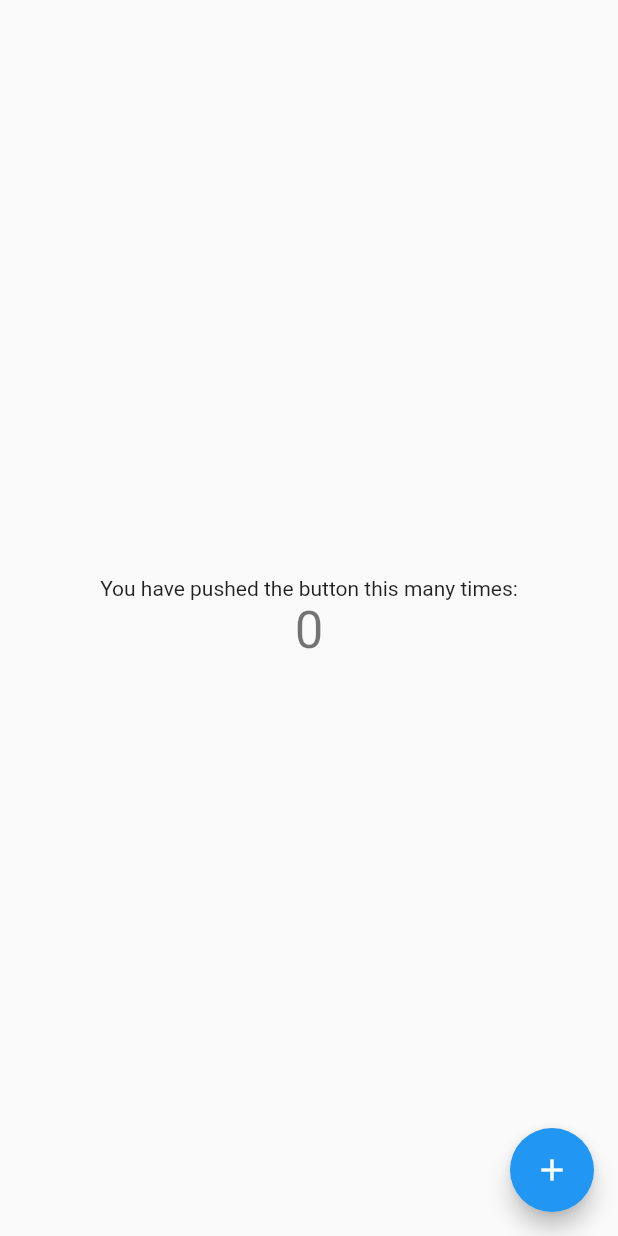
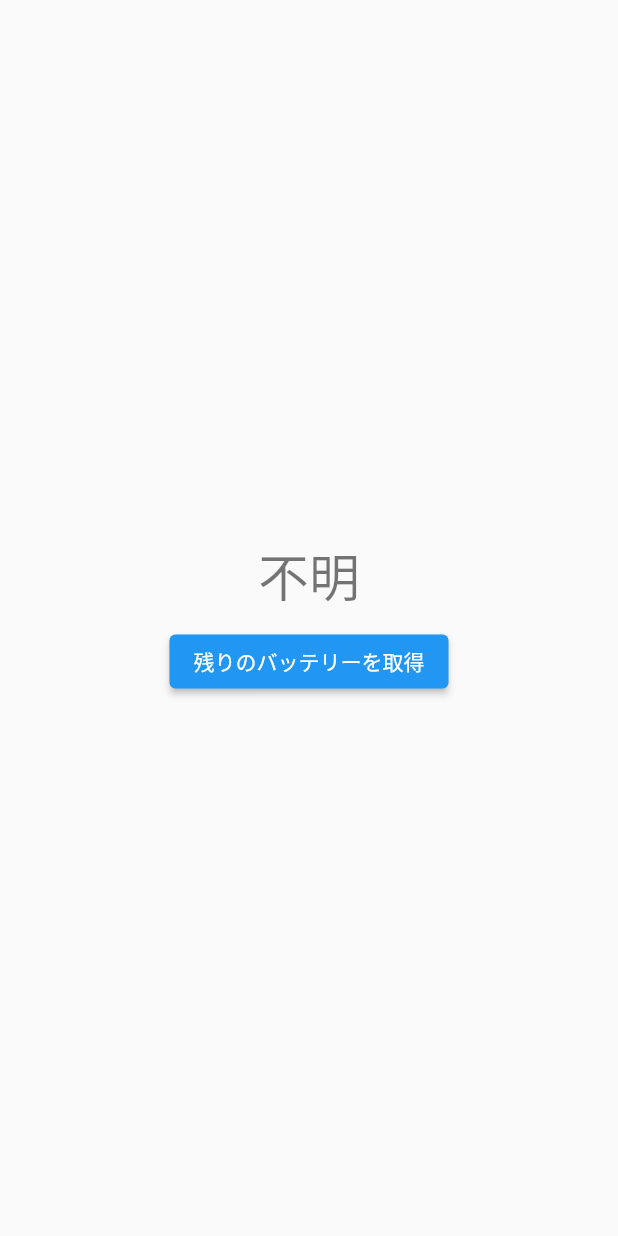
Before and after one commit to DaigoWakabayashi/flutter_method_channel_example, a Flutter app: the screen it shows after launch, on a phone screen of 412 x 824 dp. Run offline on Flutter 3.47's test engine with Material 2 defaults, Android fonts, the light colour scheme and no system bars; our stand-ins replace flutter_hooks.

Commit message:
:sparkles: get iOS Battery Level
# :bug: バグ修正
# :+1: 機能改善
# :sparkles: 部分的な機能追加
# :art: デザイン変更のみ
# :anger: コンフリクト
# :construction: WIP
# :memo: 文言修正
# :recycle: リファクタリング
# :fire: 不要な機能・使われなくなった機能の削除
# :green_heart: テストやCIの修正・改善
# :shirt: Lintエラーの修正やコードスタイルの修正
# :rocket: パフォーマンス改善
# :up: 依存パッケージなどのアップデート
# :cop: セキュリティ関連の改善
# :gear: config変更
# :books: ドキュメント

```diff
--- a/lib/main.dart
+++ b/lib/main.dart
@@ -1,4 +1,5 @@
 import 'package:flutter/material.dart';
+import 'package:flutter/services.dart';
 import 'package:flutter_hooks/flutter_hooks.dart';
 
 void main() {
@@ -9,12 +10,8 @@ class MyApp extends StatelessWidget {
   const MyApp({Key? key}) : super(key: key);
   @override
   Widget build(BuildContext context) {
-    return MaterialApp(
-      title: 'Flutter Demo',
-      theme: ThemeData(
-        primarySwatch: Colors.blue,
-      ),
-      home: const BatteryApp(),
+    return const MaterialApp(
+      home: BatteryApp(),
     );
   }
 }
@@ -24,27 +21,39 @@ class BatteryApp extends HookWidget {
 
   @override
   Widget build(BuildContext context) {
-    final countState = useState<int>(0);
+    final batteryLevel = useState<String>('不明');
+
     return Scaffold(
       body: Center(
         child: Column(
           mainAxisAlignment: MainAxisAlignment.center,
-          children: <Widget>[
-            const Text(
-              'You have pushed the button this many times:',
+          children: [
+            Text(
+              batteryLevel.value,
+              style: Theme.of(context).textTheme.headline4,
             ),
-            Text(
-              '${countState.value}',
-              style: Theme.of(context).textTheme.headline4,
+            const SizedBox(height: 8),
+            ElevatedButton(
+              onPressed: () async {
+                batteryLevel.value = await _getBatteryLevel();
+              },
+              child: const Text('残りのバッテリーを取得'),
             ),
           ],
         ),
       ),
-      floatingActionButton: FloatingActionButton(
-        onPressed: () => countState.value++,
-        tooltip: 'Increment',
-        child: const Icon(Icons.add),
-      ),
     );
   }
 }
+
+// バッテリー残量を取得し、String で返すメソッド
+Future<String> _getBatteryLevel() async {
+  // Flutter ←→ 各プラットフォーム間で使う、アプリ内で一意なチャネル名
+  const platform = MethodChannel('method.channel.app/battery');
+  try {
+    final result = await platform.invokeMethod('getBatteryLevel');
+    return result.toString();
+  } on PlatformException catch (e) {
+    return e.message!;
+  }
+}
```
Also changed, not shown: 1 other file.
